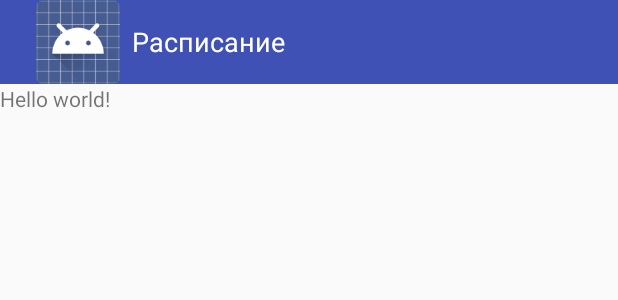
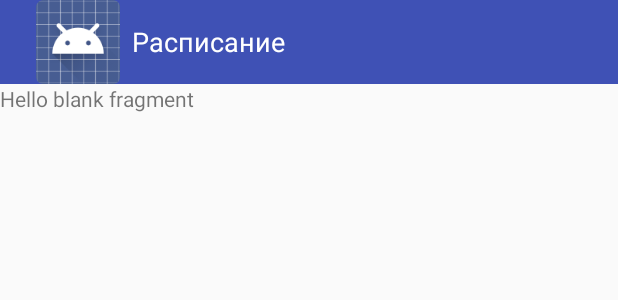
Before and after one commit to AndreyKolyanov/Schedule, an Android app: the layout activity_lesson_list.xml on its own in the app's theme, with its tools: preview values and no code run, on a phone screen of 412 x 824 dp. Shown: the top 300 px of the screen. Run offline under Robolectric (Android 15) with nearby library versions, the phone set to English and light mode, and no system bars.

```diff
--- a/app/src/main/res/layout/activity_lesson_list.xml
+++ b/app/src/main/res/layout/activity_lesson_list.xml
@@ -5,7 +5,7 @@
     tools:context="ru.kolyanov542255.schedule_classes.LessonListActivity">
 
     <TextView
-        android:text="@string/hello_world"
+        android:text="@string/hello_blank_fragment"
         android:layout_width="wrap_content"
         android:layout_height="wrap_content" />
 
--- a/app/src/main/res/values/strings.xml
+++ b/app/src/main/res/values/strings.xml
@@ -1,8 +1,7 @@
 <?xml version="1.0" encoding="utf-8"?>
 <resources>
 
-    <string name="app_name">Schedule_classes</string>
-    <string name="hello_world">Hello world!</string>
+    <string name="app_name">Расписание</string>
     <string name="homework_title_string">Домашнее задание</string>
     <string name="hello_blank_fragment">Hello blank fragment</string>
     <string name="necessarily_string">Обязательно</string>
```
Also changed, not shown: app/src/main/java/ru/kolyanov542255/schedule_classes/LessonFragment.java (+14 -6 lines), 3 other files.
